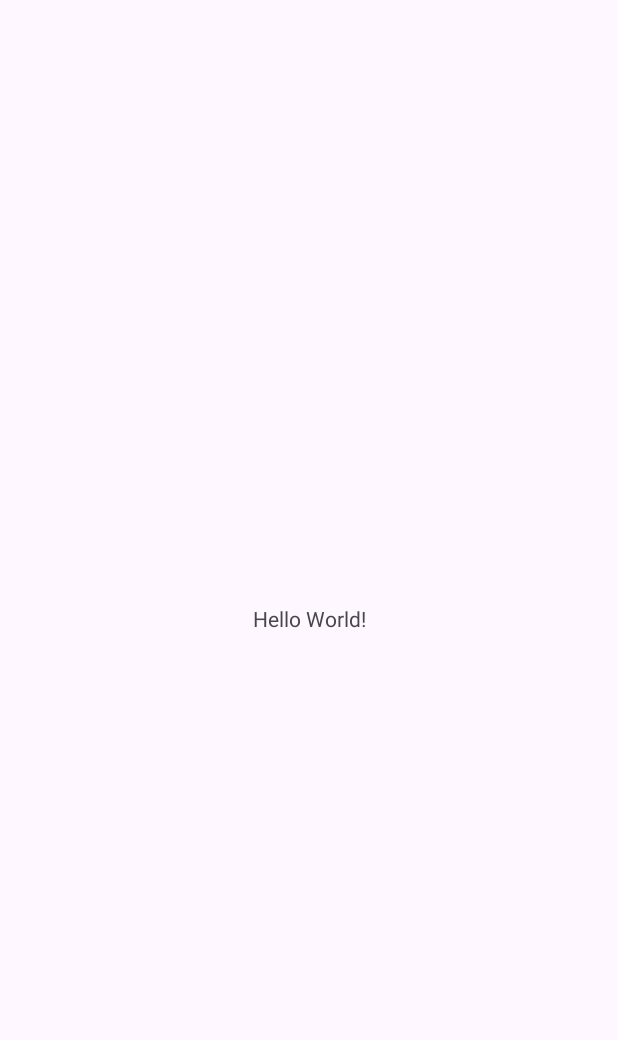
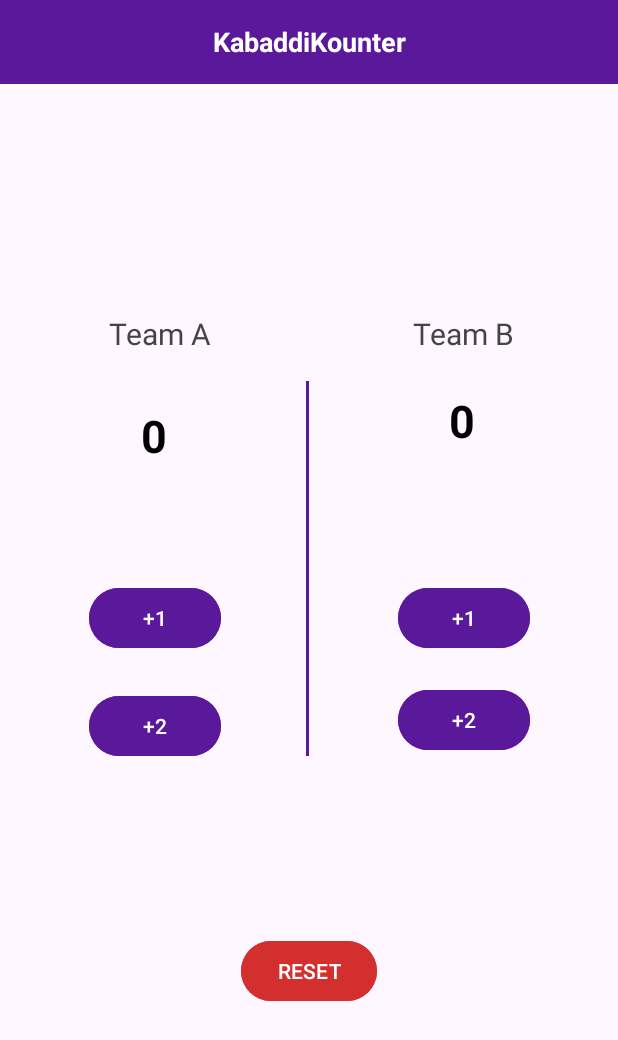
Before and after one commit to enjangmargha/ScoreApp, an Android app: the screen it shows after launch (MainActivity), on a phone screen of 412 x 824 dp. Before the commit the part shown is almost empty. Shown: the top 1040 px of the screen. Run offline under Robolectric (Android 15) with nearby library versions, the phone set to English and light mode, and no system bars.

```diff
--- a/app/src/main/res/layout/activity_main.xml
+++ b/app/src/main/res/layout/activity_main.xml
@@ -7,13 +7,168 @@
     android:layout_height="match_parent"
     tools:context=".MainActivity">
 
+    <!-- Toolbar atau Header -->
     <TextView
+        android:id="@+id/tv_header"
+        android:layout_width="match_parent"
+        android:layout_height="56dp"
+        android:background="#5A189A"
+        android:gravity="center"
+        android:text="KabaddiKounter"
+        android:textColor="@android:color/white"
+        android:textSize="18sp"
+        android:textStyle="bold"
+        app:layout_constraintTop_toTopOf="parent" />
+
+    <!-- Team A -->
+
+    <!-- Team B -->
+
+    <TextView
+        android:id="@+id/tv_team_a"
         android:layout_width="wrap_content"
         android:layout_height="wrap_content"
-        android:text="Hello World!"
+        android:text="Team A"
+        android:textColor="#444444"
+        android:textSize="20sp"
+        app:layout_constraintBottom_toTopOf="@+id/btn_plus1_a"
+        app:layout_constraintEnd_toStartOf="@+id/guideline"
+        app:layout_constraintHorizontal_bias="0.525"
+        app:layout_constraintStart_toStartOf="parent"
+        app:layout_constraintTop_toBottomOf="@id/tv_header"
+        app:layout_constraintVertical_bias="0.501" />
+
+    <TextView
+        android:id="@+id/tv_score_a"
+        android:layout_width="wrap_content"
+        android:layout_height="wrap_content"
+        android:text="0"
+        android:textColor="#000000"
+        android:textSize="30sp"
+        android:textStyle="bold"
+        app:layout_constraintBottom_toTopOf="@+id/btn_plus1_a"
+        app:layout_constraintEnd_toStartOf="@id/guideline"
+        app:layout_constraintHorizontal_bias="0.497"
+        app:layout_constraintStart_toStartOf="parent"
+        app:layout_constraintTop_toBottomOf="@id/tv_team_a"
+        app:layout_constraintVertical_bias="0.303" />
+
+    <TextView
+        android:id="@+id/tv_team_b"
+        android:layout_width="wrap_content"
+        android:layout_height="wrap_content"
+        android:text="Team B"
+        android:textColor="#444444"
+        android:textSize="20sp"
+        app:layout_constraintBottom_toTopOf="@+id/btn_plus1_b"
+        app:layout_constraintEnd_toEndOf="parent"
+        app:layout_constraintHorizontal_bias="0.5"
+        app:layout_constraintStart_toEndOf="@id/guideline"
+        app:layout_constraintTop_toBottomOf="@id/tv_header" />
+
+    <!-- Garis pemisah -->
+
+    <!-- Tombol +1 dan +2 untuk Team A -->
+
+    <!-- Tombol +1 dan +2 untuk Team B -->
+
+    <TextView
+        android:id="@+id/tv_score_b"
+        android:layout_width="wrap_content"
+        android:layout_height="wrap_content"
+        android:layout_marginTop="24dp"
+        android:text="0"
+        android:textColor="#000000"
+        android:textSize="30sp"
+        android:textStyle="bold"
+        app:layout_constraintEnd_toEndOf="parent"
+        app:layout_constraintHorizontal_bias="0.494"
+        app:layout_constraintStart_toEndOf="@id/guideline"
+        app:layout_constraintTop_toBottomOf="@id/tv_team_b" />
+
+    <View
+        android:id="@+id/view_separator"
+        android:layout_width="2dp"
+        android:layout_height="250dp"
+        android:background="#5A189A"
+        app:layout_constraintBottom_toTopOf="@+id/btn_reset"
+        app:layout_constraintEnd_toEndOf="parent"
+        app:layout_constraintHorizontal_bias="0.498"
+        app:layout_constraintStart_toStartOf="parent"
+        app:layout_constraintTop_toTopOf="@+id/tv_header"
+        app:layout_constraintVertical_bias="0.681" />
+
+    <Button
+        android:id="@+id/btn_plus1_a"
+        android:layout_width="wrap_content"
+        android:layout_height="wrap_content"
+        android:backgroundTint="#5A189A"
+        android:text="+1"
+        android:textColor="@android:color/white"
+        app:layout_constraintBottom_toBottomOf="parent"
+        app:layout_constraintEnd_toStartOf="@id/guideline"
+        app:layout_constraintStart_toStartOf="parent"
+        app:layout_constraintTop_toTopOf="parent" />
+
+    <Button
+        android:id="@+id/btn_plus2_a"
+        android:layout_width="wrap_content"
+        android:layout_height="wrap_content"
+        android:layout_marginTop="24dp"
+        android:backgroundTint="#5A189A"
+        android:text="+2"
+        android:textColor="@android:color/white"
+        app:layout_constraintEnd_toStartOf="@id/guideline"
+        app:layout_constraintStart_toStartOf="parent"
+        app:layout_constraintTop_toBottomOf="@id/btn_plus1_a" />
+
+    <Button
+        android:id="@+id/btn_plus1_b"
+        android:layout_width="wrap_content"
+        android:layout_height="wrap_content"
+        android:backgroundTint="#5A189A"
+        android:text="+1"
+        android:textColor="@android:color/white"
+        app:layout_constraintBottom_toBottomOf="parent"
+        app:layout_constraintEnd_toEndOf="parent"
+        app:layout_constraintHorizontal_bias="0.5"
+        app:layout_constraintStart_toEndOf="@id/guideline"
+        app:layout_constraintTop_toTopOf="parent" />
+
+    <!-- Tombol RESET -->
+
+    <!-- Garis panduan tengah -->
+    <Button
+        android:id="@+id/btn_plus2_b"
+        android:layout_width="wrap_content"
+        android:layout_height="wrap_content"
+        android:layout_marginTop="20dp"
+        android:backgroundTint="#5A189A"
+        android:text="+2"
+        android:textColor="@android:color/white"
+        app:layout_constraintEnd_toEndOf="parent"
+        app:layout_constraintHorizontal_bias="0.504"
+        app:layout_constraintStart_toEndOf="@id/guideline"
+        app:layout_constraintTop_toBottomOf="@id/btn_plus1_b" />
+
+    <Button
+        android:id="@+id/btn_reset"
+        android:layout_width="wrap_content"
+        android:layout_height="wrap_content"
+        android:backgroundTint="#D32F2F"
+        android:text="RESET"
+        android:textColor="@android:color/white"
         app:layout_constraintBottom_toBottomOf="parent"
         app:layout_constraintEnd_toEndOf="parent"
         app:layout_constraintStart_toStartOf="parent"
-        app:layout_constraintTop_toTopOf="parent" />
+        app:layout_constraintTop_toBottomOf="@id/btn_plus2_a"
+        app:layout_constraintVertical_bias="0.431" />
+
+    <androidx.constraintlayout.widget.Guideline
+        android:id="@id/guideline"
+        android:layout_width="wrap_content"
+        android:layout_height="wrap_content"
+        android:orientation="vertical"
+        app:layout_constraintGuide_percent="0.5" />
 
 </androidx.constraintlayout.widget.ConstraintLayout>
```
